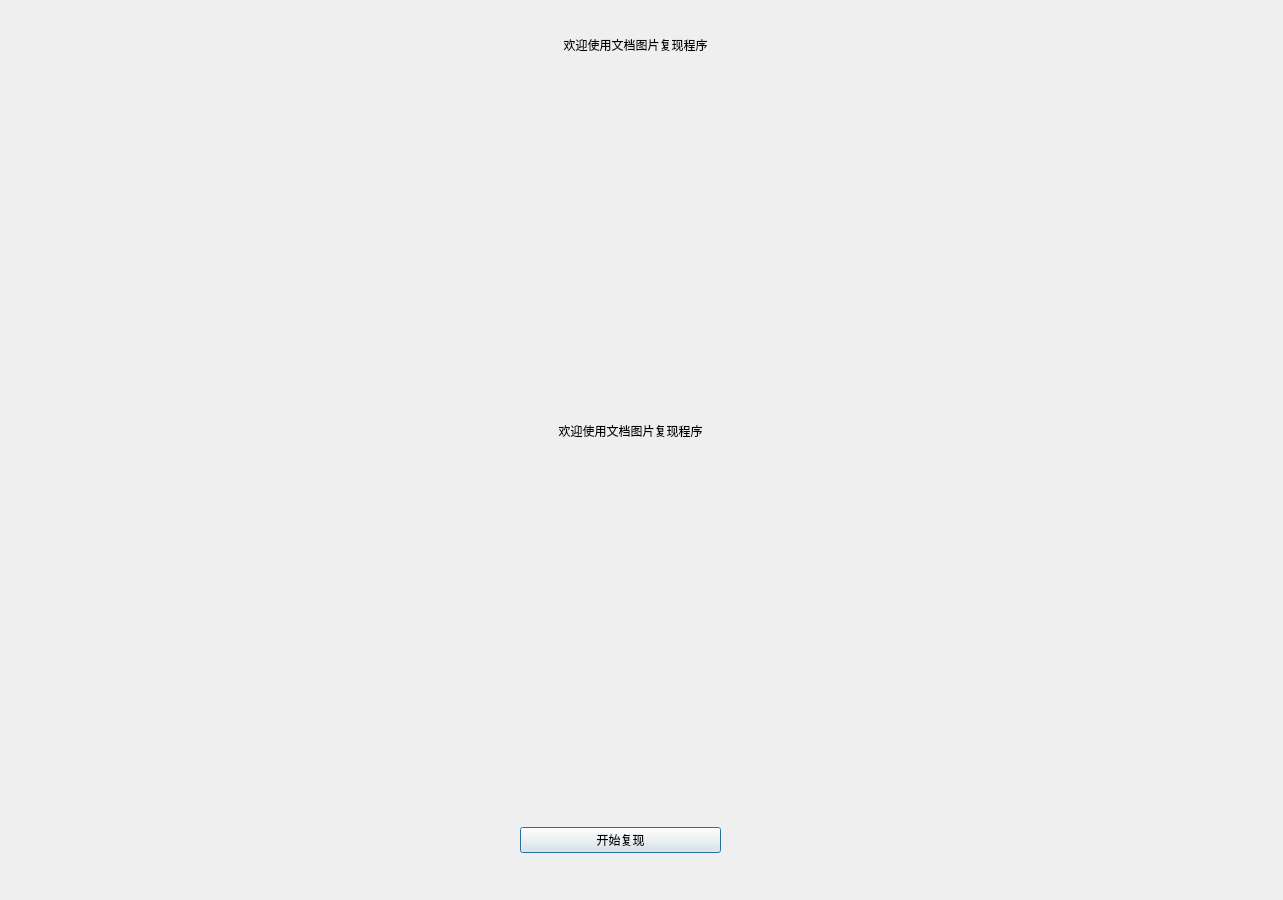
This is app/mdui.ui in Sama20030220/Jpg2Excel as Qt 5 draws it before an edit. The edited form follows.
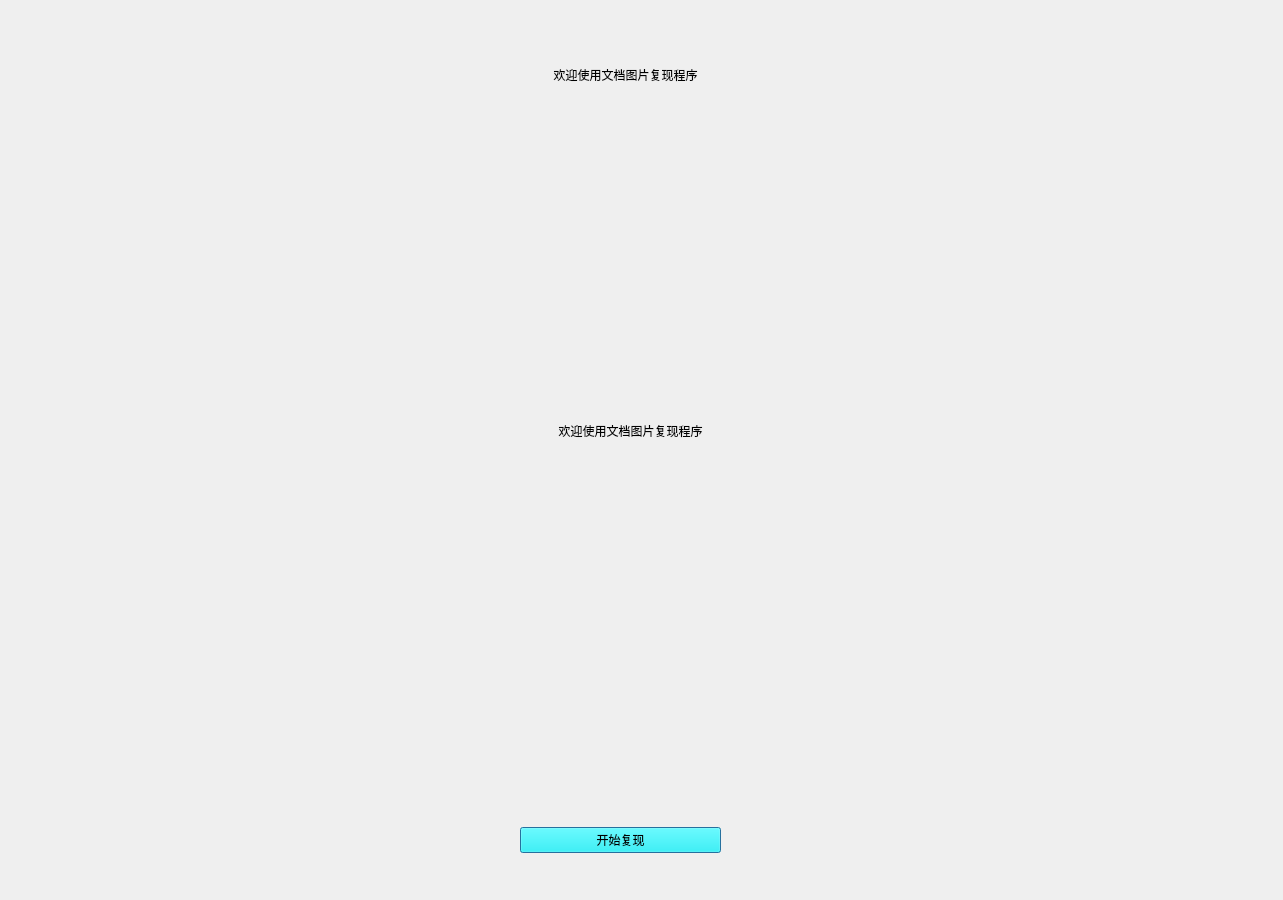
This is the edited form.

```diff
--- a/app/mdui.ui
+++ b/app/mdui.ui
@@ -16,12 +16,15 @@
   <widget class="QLabel" name="label">
    <property name="geometry">
     <rect>
-     <x>400</x>
-     <y>20</y>
+     <x>390</x>
+     <y>50</y>
      <width>471</width>
      <height>49</height>
     </rect>
    </property>
+   <property name="styleSheet">
+    <string notr="true">font: 22pt &quot;Arial&quot;;</string>
+   </property>
    <property name="text">
     <string>欢迎使用文档图片复现程序</string>
    </property>
@@ -57,6 +60,9 @@
    <layout class="QVBoxLayout" name="verticalLayout">
     <item>
      <widget class="QPushButton" name="pushButton">
+      <property name="styleSheet">
+       <string notr="true">background-color:rgb(0, 255, 255)</string>
+      </property>
       <property name="text">
        <string>开始复现</string>
       </property>
```
